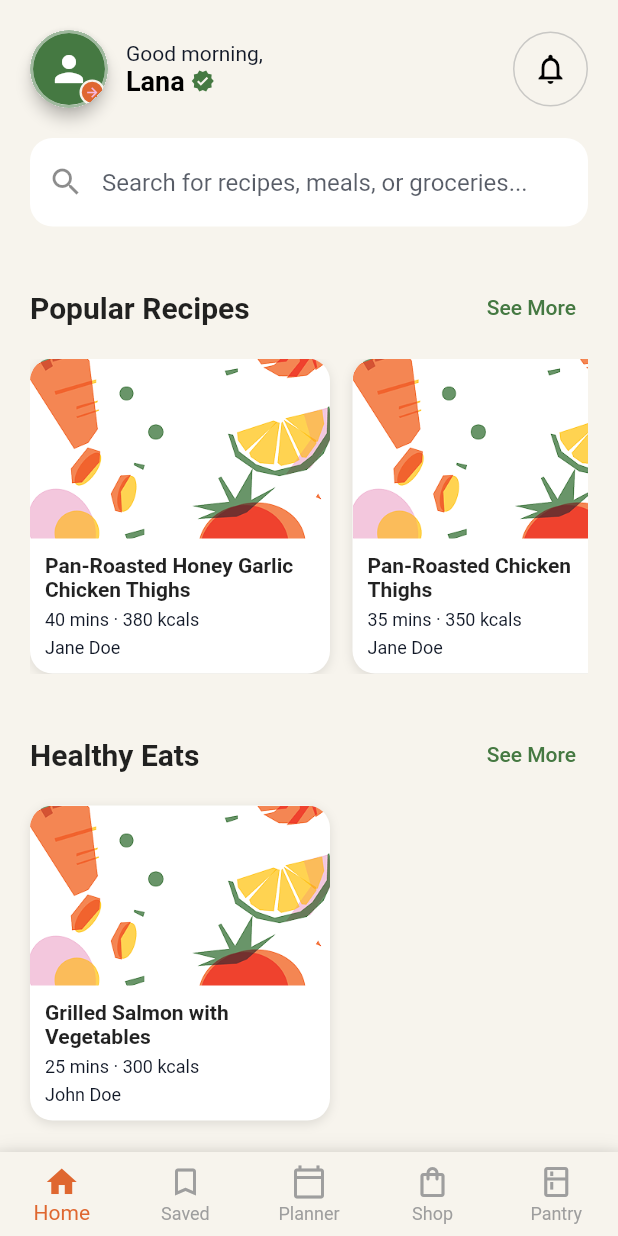
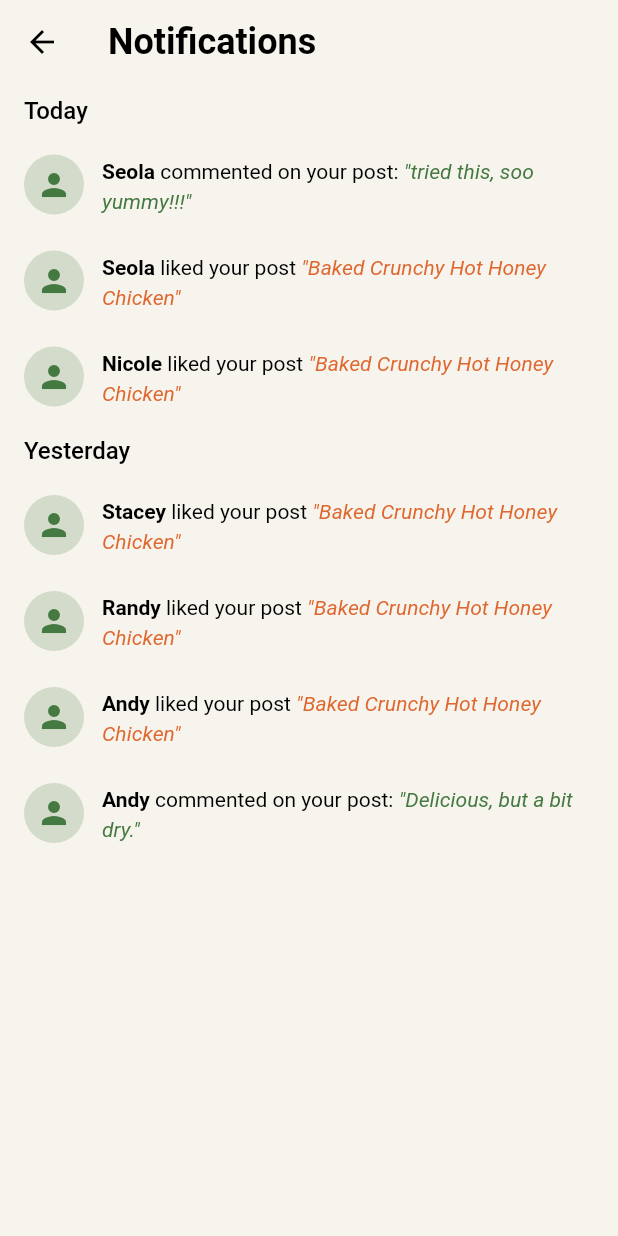
Before and after one commit to KennyTangg/Homii, a Flutter app: the HomeScreen screen opened directly, after a tap on the "notifications" icon, on a phone screen of 412 x 824 dp. Run offline on Flutter 3.47's test engine with Material 3 defaults, Android fonts, the phone set to English and light mode, and no system bars; our stand-ins replace device_preview, shared_preferences; accounts and stored records are empty.

Commit message:
Add notifications

```diff
--- /dev/null
+++ b/lib/models/notification_model.dart
@@ -0,0 +1,34 @@
+class NotificationModel {
+  final String id;
+  final String type; // 'like', 'comment'
+  final String username;
+  final String postTitle;
+  final String? comment;
+  final DateTime timestamp;
+
+  NotificationModel({
+    required this.id,
+    required this.type,
+    required this.username,
+    required this.postTitle,
+    this.comment,
+    required this.timestamp,
+  });
+
+  // Helper method to check if notification is from today
+  bool get isToday {
+    final now = DateTime.now();
+    return timestamp.year == now.year &&
+        timestamp.month == now.month &&
+        timestamp.day == now.day;
+  }
+
+  // Helper method to check if notification is from yesterday
+  bool get isYesterday {
+    final now = DateTime.now();
+    final yesterday = DateTime(now.year, now.month, now.day - 1);
+    return timestamp.year == yesterday.year &&
+        timestamp.month == yesterday.month &&
+        timestamp.day == yesterday.day;
+  }
+}
--- a/lib/screens/home/home_screen.dart
+++ b/lib/screens/home/home_screen.dart
@@ -4,6 +4,7 @@ import 'planner_screen.dart';
 import 'pantry_screen.dart';
 import 'shop_screen.dart';
 import '../profile/profile_screen.dart'; // Import the profile screen
+import '../notifications/notifications_screen.dart'; // Import the notifications screen
 
 class HomeScreen extends StatefulWidget {
   const HomeScreen({super.key});
@@ -203,7 +204,14 @@ class _HomeScreenState extends State<HomeScreen> {
                       Icons.notifications_outlined,
                       color: colorScheme.onSurface,
                     ),
-                    onPressed: () {},
+                    onPressed: () {
+                      Navigator.push(
+                        context,
+                        MaterialPageRoute(
+                          builder: (context) => const NotificationsScreen(),
+                        ),
+                      );
+                    },
                   ),
                 ),
               ],
@@ -273,7 +281,6 @@ class _HomeScreenState extends State<HomeScreen> {
 
   Widget _buildRecipeCard(String title, String time, String calories, String author) {
     final colorScheme = Theme.of(context).colorScheme;
-    final isDarkMode = Theme.of(context).brightness == Brightness.dark;
 
     return Container(
       width: 200,
--- /dev/null
+++ b/lib/screens/notifications/notifications_screen.dart
@@ -0,0 +1,200 @@
+import 'package:flutter/material.dart';
+import 'package:homii/models/notification_model.dart';
+
+class NotificationsScreen extends StatefulWidget {
+  const NotificationsScreen({super.key});
+
+  @override
+  State<NotificationsScreen> createState() => _NotificationsScreenState();
+}
+
+class _NotificationsScreenState extends State<NotificationsScreen> {
+  // Sample notification data
+  final List<NotificationModel> _notifications = [
+    // Today's notifications
+    NotificationModel(
+      id: '1',
+      type: 'comment',
+      username: 'Seola',
+      postTitle: 'tried this, soo yummy!!!',
+      timestamp: DateTime.now().subtract(const Duration(hours: 2)),
+    ),
+    NotificationModel(
+      id: '2',
+      type: 'like',
+      username: 'Seola',
+      postTitle: 'Baked Crunchy Hot Honey Chicken',
+      timestamp: DateTime.now().subtract(const Duration(hours: 4)),
+    ),
+    NotificationModel(
+      id: '3',
+      type: 'like',
+      username: 'Nicole',
+      postTitle: 'Baked Crunchy Hot Honey Chicken',
+      timestamp: DateTime.now().subtract(const Duration(hours: 6)),
+    ),
+
+    // Yesterday's notifications
+    NotificationModel(
+      id: '4',
+      type: 'like',
+      username: 'Stacey',
+      postTitle: 'Baked Crunchy Hot Honey Chicken',
+      timestamp: DateTime.now().subtract(const Duration(days: 1, hours: 2)),
+    ),
+    NotificationModel(
+      id: '5',
+      type: 'like',
+      username: 'Randy',
+      postTitle: 'Baked Crunchy Hot Honey Chicken',
+      timestamp: DateTime.now().subtract(const Duration(days: 1, hours: 4)),
+    ),
+    NotificationModel(
+      id: '6',
+      type: 'like',
+      username: 'Andy',
+      postTitle: 'Baked Crunchy Hot Honey Chicken',
+      timestamp: DateTime.now().subtract(const Duration(days: 1, hours: 6)),
+    ),
+    NotificationModel(
+      id: '7',
+      type: 'comment',
+      username: 'Andy',
+      postTitle: 'Delicious, but a bit dry.',
+      timestamp: DateTime.now().subtract(const Duration(days: 1, hours: 8)),
+    ),
+  ];
+
+  @override
+  Widget build(BuildContext context) {
+    // Filter notifications by day
+    final todayNotifications = _notifications.where((n) => n.isToday).toList();
+    final yesterdayNotifications = _notifications.where((n) => n.isYesterday).toList();
+
+    final colorScheme = Theme.of(context).colorScheme;
+
+    return Scaffold(
+      backgroundColor: colorScheme.surface,
+      appBar: AppBar(
+        backgroundColor: colorScheme.surface,
+        elevation: 0,
+        title: Text(
+          'Notifications',
+          style: TextStyle(
+            fontSize: 24,
+            fontWeight: FontWeight.bold,
+            color: colorScheme.onSurface,
+          ),
+        ),
+        leading: IconButton(
+          icon: Icon(Icons.arrow_back, color: colorScheme.onSurface),
+          onPressed: () => Navigator.of(context).pop(),
+        ),
+      ),
+      body: SafeArea(
+        child: Padding(
+          padding: const EdgeInsets.symmetric(horizontal: 16.0),
+          child: Column(
+            crossAxisAlignment: CrossAxisAlignment.start,
+            children: [
+              Expanded(
+                child: ListView(
+                  children: [
+                    if (todayNotifications.isNotEmpty) ...[
+                      Padding(
+                        padding: const EdgeInsets.symmetric(vertical: 8.0),
+                        child: Text(
+                          'Today',
+                          style: TextStyle(
+                            fontSize: 16,
+                            fontWeight: FontWeight.w500,
+                            color: colorScheme.onSurface,
+                          ),
+                        ),
+                      ),
+                      ...todayNotifications.map((notification) =>
+                        _buildNotificationItem(notification, colorScheme)
+                      ),
+                    ],
+                    if (yesterdayNotifications.isNotEmpty) ...[
+                      Padding(
+                        padding: const EdgeInsets.symmetric(vertical: 8.0),
+                        child: Text(
+                          'Yesterday',
+                          style: TextStyle(
+                            fontSize: 16,
+                            fontWeight: FontWeight.w500,
+                            color: colorScheme.onSurface,
+                          ),
+                        ),
+                      ),
+                      ...yesterdayNotifications.map((notification) =>
+                        _buildNotificationItem(notification, colorScheme)
+                      ),
+                    ],
+                  ],
+                ),
+              ),
+            ],
+          ),
+        ),
+      ),
+    );
+  }
+
+  Widget _buildNotificationItem(NotificationModel notification, ColorScheme colorScheme) {
+
+    return Padding(
+      padding: const EdgeInsets.symmetric(vertical: 12.0),
+      child: Row(
+        crossAxisAlignment: CrossAxisAlignment.center,
+        children: [
+          CircleAvatar(
+            radius: 20,
+            backgroundColor: colorScheme.primary.withAlpha(51), // 0.2 opacity
+            child: Icon(
+              Icons.person,
+              color: colorScheme.primary,
+              size: 24,
+            ),
+          ),
+          const SizedBox(width: 12),
+          Expanded(
+            child: RichText(
+              text: TextSpan(
+                style: TextStyle(
+                  fontSize: 14,
+                  color: colorScheme.onSurface,
+                  height: 1.4,
+                ),
+                children: [
+                  TextSpan(
+                    text: notification.username,
+                    style: TextStyle(
+                      fontWeight: FontWeight.bold,
+                      color: colorScheme.onSurface,
+                    ),
+                  ),
+                  TextSpan(
+                    text: notification.type == 'like'
+                      ? ' liked your post '
+                      : ' commented on your post: ',
+                  ),
+                  TextSpan(
+                    text: '"${notification.postTitle}"',
+                    style: TextStyle(
+                      fontStyle: FontStyle.italic,
+                      color: notification.type == 'like'
+                        ? colorScheme.secondary
+                        : colorScheme.primary,
+                    ),
+                  ),
+                ],
+              ),
+            ),
+          ),
+        ],
+      ),
+    );
+  }
+}
--- a/lib/screens/user_preferences/diet_selection_screen.dart
+++ b/lib/screens/user_preferences/diet_selection_screen.dart
@@ -157,18 +157,7 @@ class _DietSelectionScreenState extends State<DietSelectionScreen> {
                     ),
                 ],
               ),
-              const SizedBox(height: 10),
-              // Selection counter
-              Center(
-                child: Text(
-                  '${selectedDiets.length}/3 selected',
-                  style: TextStyle(
-                    color: Colors.white,
-                    fontSize: 14,
-                  ),
-                ),
-              ),
-              const SizedBox(height: 10),
+              const SizedBox(height: 20),
               SizedBox(
                 width: double.infinity,
                 child: ElevatedButton(
```
Also changed, not shown: assets/images/cart/bread_image.png (added), assets/images/cart/egg_image.png (added), assets/images/cart/milk_image.png (added), assets/images/cart/mushrooms_image.png (added).
